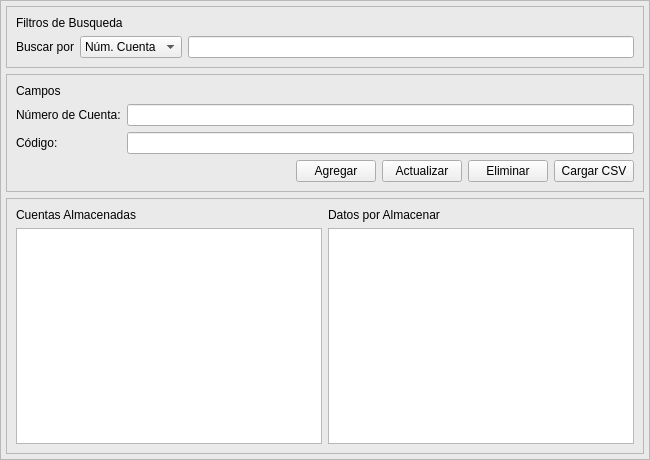
Qt form Front/ventanasui/V_CodigosCuentasBalanzaComprobacion.ui (LAngelVp/ProyectoKWESTE) before a commit.
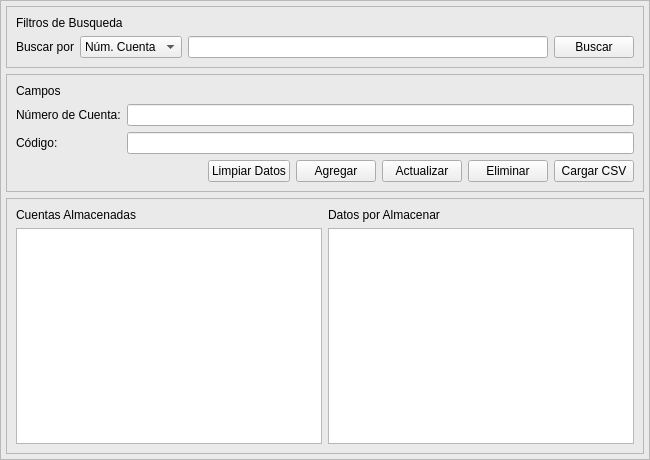
The same form after that commit.

The edit to the form file:
```diff
--- a/Front/ventanasui/V_CodigosCuentasBalanzaComprobacion.ui
+++ b/Front/ventanasui/V_CodigosCuentasBalanzaComprobacion.ui
@@ -18,8 +18,8 @@
   </property>
   <property name="maximumSize">
    <size>
-    <width>650</width>
-    <height>460</height>
+    <width>16777215</width>
+    <height>16777215</height>
    </size>
   </property>
   <property name="windowTitle">
@@ -165,7 +165,18 @@
             </widget>
            </item>
            <item row="0" column="2">
-            <widget class="QLineEdit" name="txt_filtro"/>
+            <widget class="QLineEdit" name="txt_filtro">
+             <property name="clearButtonEnabled">
+              <bool>true</bool>
+             </property>
+            </widget>
+           </item>
+           <item row="0" column="3">
+            <widget class="QPushButton" name="btn_btn_buscar">
+             <property name="text">
+              <string>Buscar</string>
+             </property>
+            </widget>
            </item>
           </layout>
          </item>
@@ -214,6 +225,16 @@
          </item>
          <item row="2" column="1">
           <layout class="QHBoxLayout" name="horizontalLayout">
+           <item>
+            <widget class="QPushButton" name="btn_btn_LimpiarCampos">
+             <property name="cursor">
+              <cursorShape>PointingHandCursor</cursorShape>
+             </property>
+             <property name="text">
+              <string>Limpiar Datos</string>
+             </property>
+            </widget>
+           </item>
            <item>
             <widget class="QPushButton" name="btn_btn_Guadar">
              <property name="cursor">
```
Left out of the diff: 44 changed lines with no effect on the pictures.
